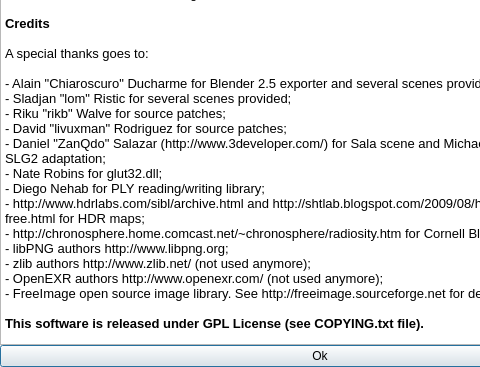
Before: the Qt Designer form samples/luxmark/aboutdialog.ui in LuxCoreRender/LuxCore, drawn with Qt 5; both pictures show x 0 to 480 and y 333 to 700 of the 640 by 700 pixel window.
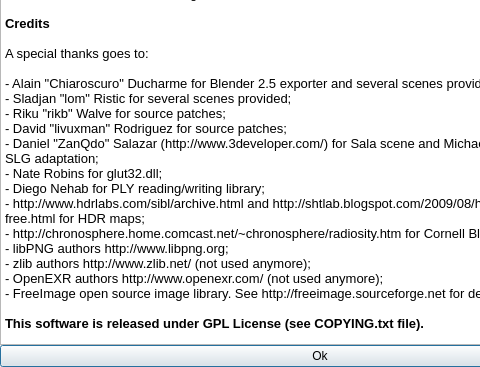
After: the same form once the commit is applied. Icons and pictures are not drawn.

Diff of the .ui file:
```diff
--- a/samples/luxmark/aboutdialog.ui
+++ b/samples/luxmark/aboutdialog.ui
@@ -69,33 +69,33 @@
 p, li { white-space: pre-wrap; }
 &lt;/style&gt;&lt;/head&gt;&lt;body style=&quot; font-family:'Ubuntu'; font-size:11pt; font-weight:400; font-style:normal;&quot;&gt;
 &lt;p style=&quot; margin-top:0px; margin-bottom:0px; margin-left:0px; margin-right:0px; -qt-block-indent:0; text-indent:0px;&quot;&gt;&lt;span style=&quot; font-family:'Sans'; font-size:10pt; font-weight:600;&quot;&gt;LuxRays&lt;/span&gt;&lt;/p&gt;
-&lt;p style=&quot;-qt-paragraph-type:empty; margin-top:0px; margin-bottom:0px; margin-left:0px; margin-right:0px; -qt-block-indent:0; text-indent:0px; font-family:'Sans'; font-size:10pt;&quot;&gt;&lt;/p&gt;
+&lt;p style=&quot;-qt-paragraph-type:empty; margin-top:0px; margin-bottom:0px; margin-left:0px; margin-right:0px; -qt-block-indent:0; text-indent:0px; font-family:'Sans'; font-size:10pt;&quot;&gt;&lt;br /&gt;&lt;/p&gt;
 &lt;p align=&quot;justify&quot; style=&quot; margin-top:0px; margin-bottom:0px; margin-left:0px; margin-right:0px; -qt-block-indent:0; text-indent:0px;&quot;&gt;&lt;span style=&quot; font-family:'Sans'; font-size:10pt;&quot;&gt;LuxRays is the part of &lt;/span&gt;&lt;a href=&quot;http://www.luxrender.net&quot;&gt;&lt;span style=&quot; font-family:'Sans'; font-size:10pt; text-decoration: underline; color:#0000ff;&quot;&gt;LuxRender&lt;/span&gt;&lt;/a&gt;&lt;span style=&quot; font-family:'Sans'; font-size:10pt;&quot;&gt; dedicated to accelerate the ray intersection process by using GPUs. You can find more information about the ongoing effort of integrating OpenCL support in LuxRender at &lt;/span&gt;&lt;a href=&quot;http://www.luxrender.net/wiki/index.php?title=Luxrender_and_OpenCL&quot;&gt;&lt;span style=&quot; font-family:'Sans'; font-size:10pt; text-decoration: underline; color:#0000ff;&quot;&gt;LuxRender and OpenCL Wiki &lt;/span&gt;&lt;/a&gt;&lt;span style=&quot; font-family:'Sans'; font-size:10pt;&quot;&gt;and at &lt;/span&gt;&lt;a href=&quot;http://www.luxrender.net/wiki/index.php?title=LuxRays&quot;&gt;&lt;span style=&quot; font-family:'Sans'; font-size:10pt; text-decoration: underline; color:#0000ff;&quot;&gt;LuxRays Wiki&lt;/span&gt;&lt;/a&gt;&lt;span style=&quot; font-family:'Sans'; font-size:10pt;&quot;&gt;.&lt;/span&gt;&lt;/p&gt;
-&lt;p align=&quot;justify&quot; style=&quot;-qt-paragraph-type:empty; margin-top:0px; margin-bottom:0px; margin-left:0px; margin-right:0px; -qt-block-indent:0; text-indent:0px; font-family:'Sans'; font-size:10pt;&quot;&gt;&lt;/p&gt;
+&lt;p align=&quot;justify&quot; style=&quot;-qt-paragraph-type:empty; margin-top:0px; margin-bottom:0px; margin-left:0px; margin-right:0px; -qt-block-indent:0; text-indent:0px; font-family:'Sans'; font-size:10pt;&quot;&gt;&lt;br /&gt;&lt;/p&gt;
 &lt;p style=&quot; margin-top:0px; margin-bottom:0px; margin-left:0px; margin-right:0px; -qt-block-indent:0; text-indent:0px;&quot;&gt;&lt;span style=&quot; font-family:'Sans'; font-size:10pt; font-weight:600;&quot;&gt;SLG (SmallLuxGPU)&lt;/span&gt;&lt;/p&gt;
-&lt;p style=&quot;-qt-paragraph-type:empty; margin-top:0px; margin-bottom:0px; margin-left:0px; margin-right:0px; -qt-block-indent:0; text-indent:0px; font-family:'Sans'; font-size:10pt;&quot;&gt;&lt;/p&gt;
+&lt;p style=&quot;-qt-paragraph-type:empty; margin-top:0px; margin-bottom:0px; margin-left:0px; margin-right:0px; -qt-block-indent:0; text-indent:0px; font-family:'Sans'; font-size:10pt;&quot;&gt;&lt;br /&gt;&lt;/p&gt;
 &lt;p align=&quot;justify&quot; style=&quot; margin-top:0px; margin-bottom:0px; margin-left:0px; margin-right:0px; -qt-block-indent:0; text-indent:0px;&quot;&gt;&lt;span style=&quot; font-family:'Sans'; font-size:10pt;&quot;&gt;SmallLuxGPU is a LuxRays demo and LuxRender v0.8 &amp;quot;proof of concept&amp;quot;. You can find more information about SLG at &lt;/span&gt;&lt;a href=&quot;http://www.luxrender.net/wiki/index.php?title=SLG&quot;&gt;&lt;span style=&quot; font-family:'Sans'; font-size:10pt; text-decoration: underline; color:#0000ff;&quot;&gt;SLG Wiki&lt;/span&gt;&lt;/a&gt;&lt;span style=&quot; font-family:'Sans'; font-size:10pt;&quot;&gt;.&lt;/span&gt;&lt;/p&gt;
-&lt;p align=&quot;justify&quot; style=&quot;-qt-paragraph-type:empty; margin-top:0px; margin-bottom:0px; margin-left:0px; margin-right:0px; -qt-block-indent:0; text-indent:0px; font-family:'Sans'; font-size:10pt;&quot;&gt;&lt;/p&gt;
+&lt;p align=&quot;justify&quot; style=&quot;-qt-paragraph-type:empty; margin-top:0px; margin-bottom:0px; margin-left:0px; margin-right:0px; -qt-block-indent:0; text-indent:0px; font-family:'Sans'; font-size:10pt;&quot;&gt;&lt;br /&gt;&lt;/p&gt;
 &lt;p align=&quot;justify&quot; style=&quot; margin-top:0px; margin-bottom:0px; margin-left:0px; margin-right:0px; -qt-block-indent:0; text-indent:0px;&quot;&gt;&lt;span style=&quot; font-family:'Sans'; font-size:10pt; font-weight:600;&quot;&gt;LuxMark&lt;/span&gt;&lt;/p&gt;
-&lt;p align=&quot;justify&quot; style=&quot;-qt-paragraph-type:empty; margin-top:0px; margin-bottom:0px; margin-left:0px; margin-right:0px; -qt-block-indent:0; text-indent:0px; font-family:'Sans'; font-size:10pt;&quot;&gt;&lt;/p&gt;
+&lt;p align=&quot;justify&quot; style=&quot;-qt-paragraph-type:empty; margin-top:0px; margin-bottom:0px; margin-left:0px; margin-right:0px; -qt-block-indent:0; text-indent:0px; font-family:'Sans'; font-size:10pt;&quot;&gt;&lt;br /&gt;&lt;/p&gt;
 &lt;p align=&quot;justify&quot; style=&quot; margin-top:0px; margin-bottom:0px; margin-left:0px; margin-right:0px; -qt-block-indent:0; text-indent:0px;&quot;&gt;&lt;span style=&quot; font-family:'Sans'; font-size:10pt;&quot;&gt;LuxMark is OpenCL based on SLG.&lt;/span&gt;&lt;/p&gt;
-&lt;p align=&quot;justify&quot; style=&quot;-qt-paragraph-type:empty; margin-top:0px; margin-bottom:0px; margin-left:0px; margin-right:0px; -qt-block-indent:0; text-indent:0px; font-family:'Sans'; font-size:10pt;&quot;&gt;&lt;/p&gt;
+&lt;p align=&quot;justify&quot; style=&quot;-qt-paragraph-type:empty; margin-top:0px; margin-bottom:0px; margin-left:0px; margin-right:0px; -qt-block-indent:0; text-indent:0px; font-family:'Sans'; font-size:10pt;&quot;&gt;&lt;br /&gt;&lt;/p&gt;
 &lt;p align=&quot;justify&quot; style=&quot; margin-top:0px; margin-bottom:0px; margin-left:0px; margin-right:0px; -qt-block-indent:0; text-indent:0px;&quot;&gt;&lt;span style=&quot; font-family:'Sans'; font-size:10pt; font-weight:600;&quot;&gt;Authors&lt;/span&gt;&lt;/p&gt;
-&lt;p style=&quot;-qt-paragraph-type:empty; margin-top:0px; margin-bottom:0px; margin-left:0px; margin-right:0px; -qt-block-indent:0; text-indent:0px; font-family:'Sans'; font-size:10pt;&quot;&gt;&lt;/p&gt;
+&lt;p style=&quot;-qt-paragraph-type:empty; margin-top:0px; margin-bottom:0px; margin-left:0px; margin-right:0px; -qt-block-indent:0; text-indent:0px; font-family:'Sans'; font-size:10pt;&quot;&gt;&lt;br /&gt;&lt;/p&gt;
 &lt;p style=&quot; margin-top:0px; margin-bottom:0px; margin-left:0px; margin-right:0px; -qt-block-indent:0; text-indent:0px;&quot;&gt;&lt;span style=&quot; font-family:'Sans'; font-size:10pt;&quot;&gt;David &amp;quot;Dade&amp;quot; Bucciarelli &amp;lt;davibu.at.interfree.it&amp;gt;&lt;/span&gt;&lt;/p&gt;
 &lt;p style=&quot; margin-top:0px; margin-bottom:0px; margin-left:0px; margin-right:0px; -qt-block-indent:0; text-indent:0px;&quot;&gt;&lt;span style=&quot; font-family:'Sans'; font-size:10pt;&quot;&gt;Alain &amp;quot;Chiaroscuro&amp;quot; Ducharme &amp;lt;&amp;gt;&lt;/span&gt;&lt;/p&gt;
 &lt;p style=&quot; margin-top:0px; margin-bottom:0px; margin-left:0px; margin-right:0px; -qt-block-indent:0; text-indent:0px;&quot;&gt;&lt;span style=&quot; font-family:'Sans'; font-size:10pt;&quot;&gt;Jens Verwiebe &amp;lt;info.at.jensverwiebe.de&amp;gt;&lt;/span&gt;&lt;/p&gt;
 &lt;p style=&quot; margin-top:0px; margin-bottom:0px; margin-left:0px; margin-right:0px; -qt-block-indent:0; text-indent:0px;&quot;&gt;&lt;span style=&quot; font-family:'Sans'; font-size:10pt;&quot;&gt;Tom &amp;quot;Tomb&amp;quot; Bech &amp;lt;tom.bech.at.gmail.com&amp;gt;&lt;/span&gt;&lt;/p&gt;
-&lt;p style=&quot;-qt-paragraph-type:empty; margin-top:0px; margin-bottom:0px; margin-left:0px; margin-right:0px; -qt-block-indent:0; text-indent:0px; font-family:'Sans'; font-size:10pt;&quot;&gt;&lt;/p&gt;
+&lt;p style=&quot;-qt-paragraph-type:empty; margin-top:0px; margin-bottom:0px; margin-left:0px; margin-right:0px; -qt-block-indent:0; text-indent:0px; font-family:'Sans'; font-size:10pt;&quot;&gt;&lt;br /&gt;&lt;/p&gt;
 &lt;p style=&quot; margin-top:0px; margin-bottom:0px; margin-left:0px; margin-right:0px; -qt-block-indent:0; text-indent:0px;&quot;&gt;&lt;span style=&quot; font-family:'Sans'; font-size:10pt; font-weight:600;&quot;&gt;Credits&lt;/span&gt;&lt;/p&gt;
-&lt;p style=&quot;-qt-paragraph-type:empty; margin-top:0px; margin-bottom:0px; margin-left:0px; margin-right:0px; -qt-block-indent:0; text-indent:0px; font-family:'Sans'; font-size:10pt;&quot;&gt;&lt;/p&gt;
+&lt;p style=&quot;-qt-paragraph-type:empty; margin-top:0px; margin-bottom:0px; margin-left:0px; margin-right:0px; -qt-block-indent:0; text-indent:0px; font-family:'Sans'; font-size:10pt;&quot;&gt;&lt;br /&gt;&lt;/p&gt;
 &lt;p style=&quot; margin-top:0px; margin-bottom:0px; margin-left:0px; margin-right:0px; -qt-block-indent:0; text-indent:0px;&quot;&gt;&lt;span style=&quot; font-family:'Sans'; font-size:10pt;&quot;&gt;A special thanks goes to:&lt;/span&gt;&lt;/p&gt;
-&lt;p style=&quot;-qt-paragraph-type:empty; margin-top:0px; margin-bottom:0px; margin-left:0px; margin-right:0px; -qt-block-indent:0; text-indent:0px; font-family:'Sans'; font-size:10pt;&quot;&gt;&lt;/p&gt;
+&lt;p style=&quot;-qt-paragraph-type:empty; margin-top:0px; margin-bottom:0px; margin-left:0px; margin-right:0px; -qt-block-indent:0; text-indent:0px; font-family:'Sans'; font-size:10pt;&quot;&gt;&lt;br /&gt;&lt;/p&gt;
 &lt;p style=&quot; margin-top:0px; margin-bottom:0px; margin-left:0px; margin-right:0px; -qt-block-indent:0; text-indent:0px;&quot;&gt;&lt;span style=&quot; font-family:'Sans'; font-size:10pt;&quot;&gt;- Alain &amp;quot;Chiaroscuro&amp;quot; Ducharme for Blender 2.5 exporter and several scenes provided;&lt;/span&gt;&lt;/p&gt;
 &lt;p style=&quot; margin-top:0px; margin-bottom:0px; margin-left:0px; margin-right:0px; -qt-block-indent:0; text-indent:0px;&quot;&gt;&lt;span style=&quot; font-family:'Sans'; font-size:10pt;&quot;&gt;- Sladjan &amp;quot;lom&amp;quot; Ristic for several scenes provided;&lt;/span&gt;&lt;/p&gt;
 &lt;p style=&quot; margin-top:0px; margin-bottom:0px; margin-left:0px; margin-right:0px; -qt-block-indent:0; text-indent:0px;&quot;&gt;&lt;span style=&quot; font-family:'Sans'; font-size:10pt;&quot;&gt;- Riku &amp;quot;rikb&amp;quot; Walve for source patches;&lt;/span&gt;&lt;/p&gt;
 &lt;p style=&quot; margin-top:0px; margin-bottom:0px; margin-left:0px; margin-right:0px; -qt-block-indent:0; text-indent:0px;&quot;&gt;&lt;span style=&quot; font-family:'Sans'; font-size:10pt;&quot;&gt;- David &amp;quot;livuxman&amp;quot; Rodriguez for source patches;&lt;/span&gt;&lt;/p&gt;
-&lt;p style=&quot; margin-top:0px; margin-bottom:0px; margin-left:0px; margin-right:0px; -qt-block-indent:0; text-indent:0px;&quot;&gt;&lt;span style=&quot; font-family:'Sans'; font-size:10pt;&quot;&gt;- Daniel &amp;quot;ZanQdo&amp;quot; Salazar (http://www.3developer.com/) for Sala scene and Michael &amp;quot;neo2068&amp;quot; Klemm for SLG2 adaptation;&lt;/span&gt;&lt;/p&gt;
+&lt;p style=&quot; margin-top:0px; margin-bottom:0px; margin-left:0px; margin-right:0px; -qt-block-indent:0; text-indent:0px;&quot;&gt;&lt;span style=&quot; font-family:'Sans'; font-size:10pt;&quot;&gt;- Daniel &amp;quot;ZanQdo&amp;quot; Salazar (http://www.3developer.com/) for Sala scene and Michael &amp;quot;neo2068&amp;quot; Klemm for SLG adaptation;&lt;/span&gt;&lt;/p&gt;
 &lt;p style=&quot; margin-top:0px; margin-bottom:0px; margin-left:0px; margin-right:0px; -qt-block-indent:0; text-indent:0px;&quot;&gt;&lt;span style=&quot; font-family:'Sans'; font-size:10pt;&quot;&gt;- Nate Robins for glut32.dll;&lt;/span&gt;&lt;/p&gt;
 &lt;p style=&quot; margin-top:0px; margin-bottom:0px; margin-left:0px; margin-right:0px; -qt-block-indent:0; text-indent:0px;&quot;&gt;&lt;span style=&quot; font-family:'Sans'; font-size:10pt;&quot;&gt;- Diego Nehab for PLY reading/writing library;&lt;/span&gt;&lt;/p&gt;
 &lt;p style=&quot; margin-top:0px; margin-bottom:0px; margin-left:0px; margin-right:0px; -qt-block-indent:0; text-indent:0px;&quot;&gt;&lt;span style=&quot; font-family:'Sans'; font-size:10pt;&quot;&gt;- http://www.hdrlabs.com/sibl/archive.html and http://shtlab.blogspot.com/2009/08/hdri-panoramic-skies-for-free.html for HDR maps;&lt;/span&gt;&lt;/p&gt;
@@ -104,9 +104,9 @@
 &lt;p style=&quot; margin-top:0px; margin-bottom:0px; margin-left:0px; margin-right:0px; -qt-block-indent:0; text-indent:0px;&quot;&gt;&lt;span style=&quot; font-family:'Sans'; font-size:10pt;&quot;&gt;- zlib authors http://www.zlib.net/ (not used anymore);&lt;/span&gt;&lt;/p&gt;
 &lt;p style=&quot; margin-top:0px; margin-bottom:0px; margin-left:0px; margin-right:0px; -qt-block-indent:0; text-indent:0px;&quot;&gt;&lt;span style=&quot; font-family:'Sans'; font-size:10pt;&quot;&gt;- OpenEXR authors http://www.openexr.com/ (not used anymore);&lt;/span&gt;&lt;/p&gt;
 &lt;p style=&quot; margin-top:0px; margin-bottom:0px; margin-left:0px; margin-right:0px; -qt-block-indent:0; text-indent:0px;&quot;&gt;&lt;span style=&quot; font-family:'Sans'; font-size:10pt;&quot;&gt;- FreeImage open source image library. See http://freeimage.sourceforge.net for details.&lt;/span&gt;&lt;/p&gt;
-&lt;p style=&quot;-qt-paragraph-type:empty; margin-top:0px; margin-bottom:0px; margin-left:0px; margin-right:0px; -qt-block-indent:0; text-indent:0px; font-family:'Sans'; font-size:10pt;&quot;&gt;&lt;/p&gt;
+&lt;p style=&quot;-qt-paragraph-type:empty; margin-top:0px; margin-bottom:0px; margin-left:0px; margin-right:0px; -qt-block-indent:0; text-indent:0px; font-family:'Sans'; font-size:10pt;&quot;&gt;&lt;br /&gt;&lt;/p&gt;
 &lt;p style=&quot; margin-top:0px; margin-bottom:0px; margin-left:0px; margin-right:0px; -qt-block-indent:0; text-indent:0px;&quot;&gt;&lt;span style=&quot; font-family:'Sans'; font-size:10pt; font-weight:600;&quot;&gt;This software is released under GPL License (see COPYING.txt file).&lt;/span&gt;&lt;/p&gt;
-&lt;p style=&quot;-qt-paragraph-type:empty; margin-top:0px; margin-bottom:0px; margin-left:0px; margin-right:0px; -qt-block-indent:0; text-indent:0px; font-family:'Sans'; font-size:10pt;&quot;&gt;&lt;/p&gt;&lt;/body&gt;&lt;/html&gt;</string>
+&lt;p style=&quot;-qt-paragraph-type:empty; margin-top:0px; margin-bottom:0px; margin-left:0px; margin-right:0px; -qt-block-indent:0; text-indent:0px; font-family:'Sans'; font-size:10pt;&quot;&gt;&lt;br /&gt;&lt;/p&gt;&lt;/body&gt;&lt;/html&gt;</string>
      </property>
      <property name="openExternalLinks">
       <bool>true</bool>
```
